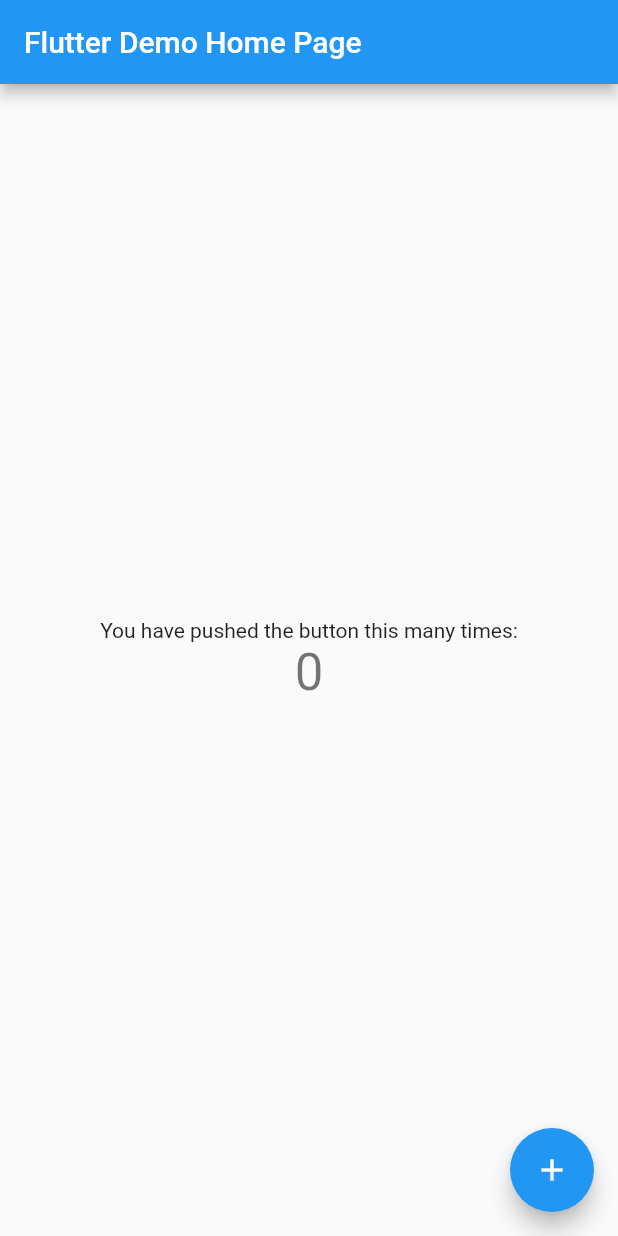
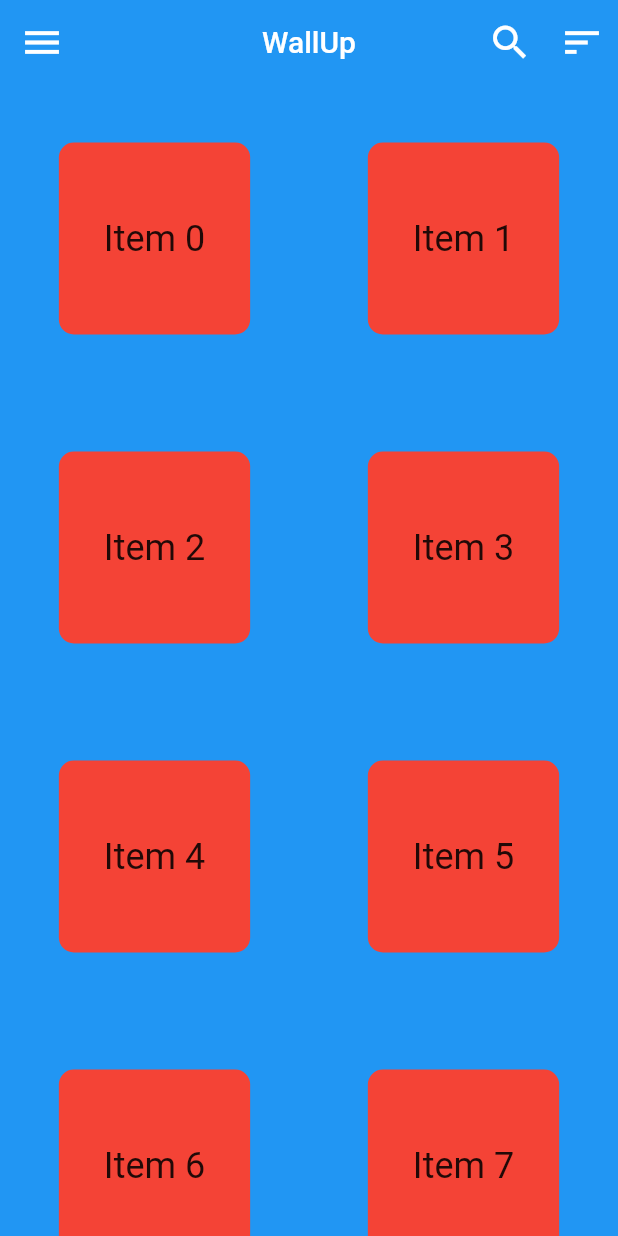
Before and after one commit to pratikstemkar/WallUp-Wallpaper-App, a Flutter app: the screen it shows after launch, on a phone screen of 412 x 824 dp. Run offline on Flutter 3.47's test engine with Material 2 defaults, Android fonts, the phone set to English and light mode, and no system bars.

Commit message:
Added screen

```diff
--- a/lib/main.dart
+++ b/lib/main.dart
@@ -1,111 +1,19 @@
 import 'package:flutter/material.dart';
+import 'package:wallup/screens/home_screen.dart';
 
 void main() => runApp(MyApp());
 
 class MyApp extends StatelessWidget {
-  // This widget is the root of your application.
   @override
   Widget build(BuildContext context) {
     return MaterialApp(
-      title: 'Flutter Demo',
+      title: 'WallUp',
       theme: ThemeData(
-        // This is the theme of your application.
-        //
-        // Try running your application with "flutter run". You'll see the
-        // application has a blue toolbar. Then, without quitting the app, try
-        // changing the primarySwatch below to Colors.green and then invoke
-        // "hot reload" (press "r" in the console where you ran "flutter run",
-        // or simply save your changes to "hot reload" in a Flutter IDE).
-        // Notice that the counter didn't reset back to zero; the application
-        // is not restarted.
-        primarySwatch: Colors.blue,
+        primaryColor: Colors.blue,
+        accentColor: Colors.grey,
       ),
-      home: MyHomePage(title: 'Flutter Demo Home Page'),
+      debugShowCheckedModeBanner: false,
+      home: HomeScreen(),
     );
   }
 }
-
-class MyHomePage extends StatefulWidget {
-  MyHomePage({Key key, this.title}) : super(key: key);
-
-  // This widget is the home page of your application. It is stateful, meaning
-  // that it has a State object (defined below) that contains fields that affect
-  // how it looks.
-
-  // This class is the configuration for the state. It holds the values (in this
-  // case the title) provided by the parent (in this case the App widget) and
-  // used by the build method of the State. Fields in a Widget subclass are
-  // always marked "final".
-
-  final String title;
-
-  @override
-  _MyHomePageState createState() => _MyHomePageState();
-}
-
-class _MyHomePageState extends State<MyHomePage> {
-  int _counter = 0;
-
-  void _incrementCounter() {
-    setState(() {
-      // This call to setState tells the Flutter framework that something has
-      // changed in this State, which causes it to rerun the build method below
-      // so that the display can reflect the updated values. If we changed
-      // _counter without calling setState(), then the build method would not be
-      // called again, and so nothing would appear to happen.
-      _counter++;
-    });
-  }
-
-  @override
-  Widget build(BuildContext context) {
-    // This method is rerun every time setState is called, for instance as done
-    // by the _incrementCounter method above.
-    //
-    // The Flutter framework has been optimized to make rerunning build methods
-    // fast, so that you can just rebuild anything that needs updating rather
-    // than having to individually change instances of widgets.
-    return Scaffold(
-      appBar: AppBar(
-        // Here we take the value from the MyHomePage object that was created by
-        // the App.build method, and use it to set our appbar title.
-        title: Text(widget.title),
-      ),
-      body: Center(
-        // Center is a layout widget. It takes a single child and positions it
-        // in the middle of the parent.
-        child: Column(
-          // Column is also a layout widget. It takes a list of children and
-          // arranges them vertically. By default, it sizes itself to fit its
-          // children horizontally, and tries to be as tall as its parent.
-          //
-          // Invoke "debug painting" (press "p" in the console, choose the
-          // "Toggle Debug Paint" action from the Flutter Inspector in Android
-          // Studio, or the "Toggle Debug Paint" command in Visual Studio Code)
-          // to see the wireframe for each widget.
-          //
-          // Column has various properties to control how it sizes itself and
-          // how it positions its children. Here we use mainAxisAlignment to
-          // center the children vertically; the main axis here is the vertical
-          // axis because Columns are vertical (the cross axis would be
-          // horizontal).
-          mainAxisAlignment: MainAxisAlignment.center,
-          children: <Widget>[
-            Text(
-              'You have pushed the button this many times:',
-            ),
-            Text(
-              '$_counter',
-              style: Theme.of(context).textTheme.display1,
-            ),
-          ],
-        ),
-      ),
-      floatingActionButton: FloatingActionButton(
-        onPressed: _incrementCounter,
-        tooltip: 'Increment',
-        child: Icon(Icons.add),
-      ), // This trailing comma makes auto-formatting nicer for build methods.
-    );
-  }
-}
--- /dev/null
+++ b/lib/screens/home_screen.dart
@@ -0,0 +1,65 @@
+import 'package:flutter/material.dart';
+
+class HomeScreen extends StatefulWidget {
+  @override
+  _HomeScreenState createState() => _HomeScreenState();
+}
+
+class _HomeScreenState extends State<HomeScreen> {
+  @override
+  Widget build(BuildContext context) {
+    return Scaffold(
+      appBar: AppBar(
+        title: Text('WallUp'),
+        centerTitle: true,
+        elevation: 0.0,
+        leading: IconButton(
+          icon: Icon(Icons.menu),
+          color: Colors.white,
+          iconSize: 30.0,
+          onPressed: () {},
+        ),
+        actions: <Widget>[
+          IconButton(
+            icon: Icon(Icons.search),
+            color: Colors.white,
+            iconSize: 30.0,
+            onPressed: () {},
+          ),
+          IconButton(
+            icon: Icon(Icons.sort),
+            color: Colors.white,
+            iconSize: 30.0,
+            onPressed: () {},
+          ),
+        ],
+      ),
+      body: Container(
+        color: Theme.of(context).primaryColor,
+        child: GridView.count(
+          crossAxisCount: 2,
+          children: List.generate(99, (index) {
+            return Center(
+              child: Container(
+                decoration: BoxDecoration(
+                  color: Colors.red,
+                  borderRadius: BorderRadius.all(Radius.circular(10.0)),
+                ),
+                child: Padding(
+                  padding: EdgeInsets.symmetric(
+                    horizontal: 30.0,
+                    vertical: 50.0,
+                  ),
+                  child: Text(
+                    'Item $index',
+                    style: Theme.of(context).textTheme.headline,
+                  ),
+                ),
+              ),
+            );
+          }),
+        ),
+      ),
+    );
+  }
+}
```
